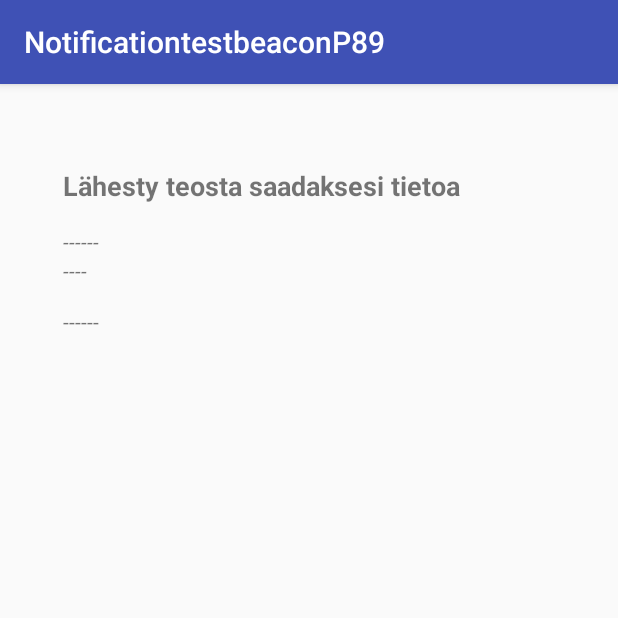
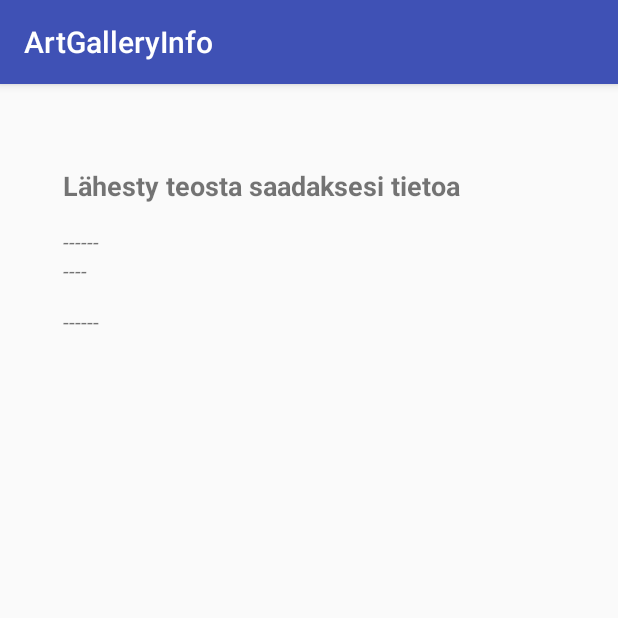
Before and after one commit to Raitokomniak/BeaconProject, an Android app: the screen it shows after launch (MainActivity), on a phone screen of 412 x 824 dp, the top half of it. Run offline under Robolectric (Android 15) with nearby library versions, the phone set to English and light mode, and no system bars; libraries missing offline, so code that uses them is left out: com.estimote.sdk; 2 statements that could not run were skipped.

Commit message:
Cleaned up unused stuff, started working on glide

```diff
--- a/NotificationtestbeaconP89/app/build.gradle
+++ b/NotificationtestbeaconP89/app/build.gradle
@@ -26,4 +26,5 @@ dependencies {
     compile 'com.android.support:design:23.1.0'
 
     compile 'com.estimote:sdk:0.10.+@aar'
+    compile 'com.github.bumptech.glide:glide:3.7.0'
 }
--- a/NotificationtestbeaconP89/app/src/main/AndroidManifest.xml
+++ b/NotificationtestbeaconP89/app/src/main/AndroidManifest.xml
@@ -3,6 +3,7 @@
     package="com.T2Viat00StudentsOamkFi.NotificationtestbeaconP89">
 
     <uses-permission android:name="android.permission.ACCESS_FINE_LOCATION" />
+    <uses-permission android:name="android.permission.INTERNET" />
 
     <application
         android:name=".MyApplication"
@@ -11,14 +12,11 @@
         android:label="@string/app_name"
         android:supportsRtl="true"
         android:theme="@style/AppTheme">
-
         <activity android:name=".MainActivity">
             <intent-filter>
                 <action android:name="android.intent.action.MAIN" />
                 <category android:name="android.intent.category.LAUNCHER" />
             </intent-filter>
         </activity>
-
     </application>
-    <uses-permission android:name="android.permission.INTERNET" />
 </manifest>
--- a/NotificationtestbeaconP89/app/src/main/java/com/T2Viat00StudentsOamkFi/NotificationtestbeaconP89/MainActivity.java
+++ b/NotificationtestbeaconP89/app/src/main/java/com/T2Viat00StudentsOamkFi/NotificationtestbeaconP89/MainActivity.java
@@ -7,6 +7,7 @@ import android.util.Log;
 import android.widget.TextView;
 
 import com.estimote.sdk.SystemRequirementsChecker;
+import com.bumptech.glide.Glide;
 
 import java.util.Map;
 
@@ -61,4 +62,8 @@ public class MainActivity extends AppCompatActivity implements MyApplication.Res
         textViewYear.setText(itemInfo.get("year").toString());
         textViewDescription.setText(itemInfo.get("description").toString());
     }
+
+    public void loadImage(String imageURL) {
+
+    }
 }
--- a/NotificationtestbeaconP89/app/src/main/res/layout/activity_main.xml
+++ b/NotificationtestbeaconP89/app/src/main/res/layout/activity_main.xml
@@ -1,5 +1,6 @@
 <?xml version="1.0" encoding="utf-8"?>
 <RelativeLayout xmlns:android="http://schemas.android.com/apk/res/android"
+    xmlns:app="http://schemas.android.com/apk/res-auto"
     xmlns:tools="http://schemas.android.com/tools"
     android:layout_width="match_parent"
     android:layout_height="match_parent"
@@ -49,4 +50,12 @@
         android:layout_below="@+id/textAuthor"
         android:layout_alignStart="@+id/textName" />
 
+    <ImageView
+        android:layout_width="wrap_content"
+        android:layout_height="wrap_content"
+        android:id="@+id/imageView"
+        android:layout_alignParentTop="true"
+        android:layout_alignParentStart="true"
+        android:layout_alignParentEnd="true" />
+
 </RelativeLayout>
--- a/NotificationtestbeaconP89/app/src/main/res/values/strings.xml
+++ b/NotificationtestbeaconP89/app/src/main/res/values/strings.xml
@@ -1,3 +1,3 @@
 <resources>
-    <string name="app_name">NotificationtestbeaconP89</string>
+    <string name="app_name">ArtGalleryInfo</string>
 </resources>
```
Also changed, not shown: NotificationtestbeaconP89/app/src/main/java/com/T2Viat00StudentsOamkFi/NotificationtestbeaconP89/MyApplication.java (+2 -7 lines), NotificationtestbeaconP89/app/src/main/java/com/T2Viat00StudentsOamkFi/NotificationtestbeaconP89/estimote/BeaconNotificationsManager.java (+0 -9 lines).
